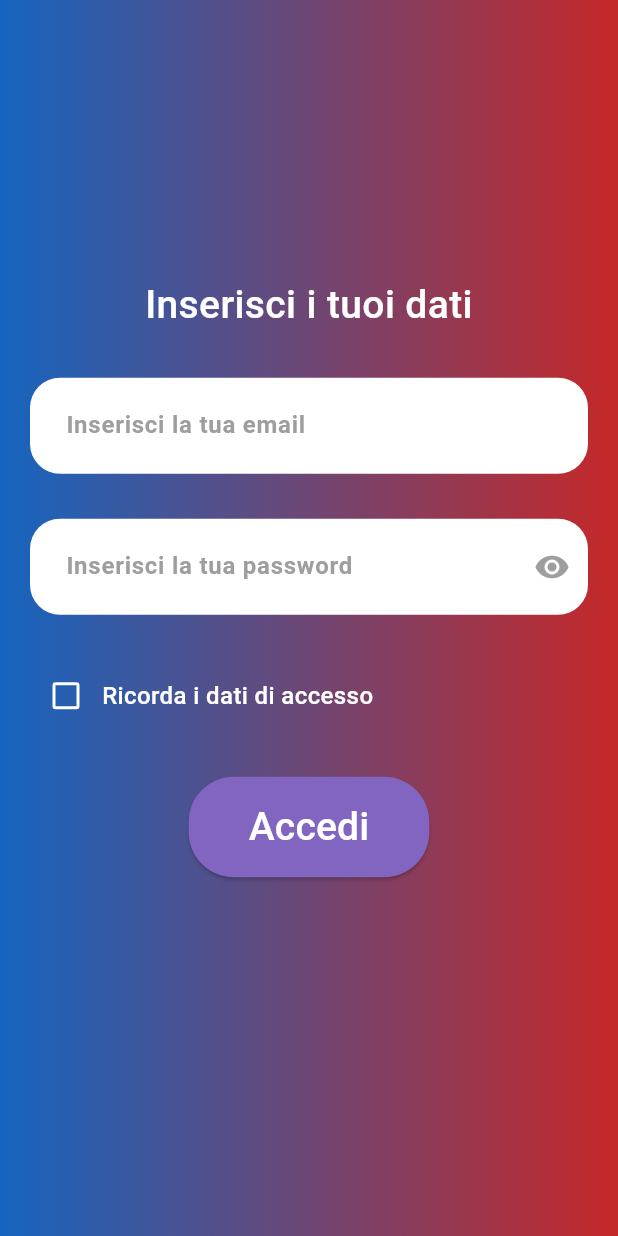
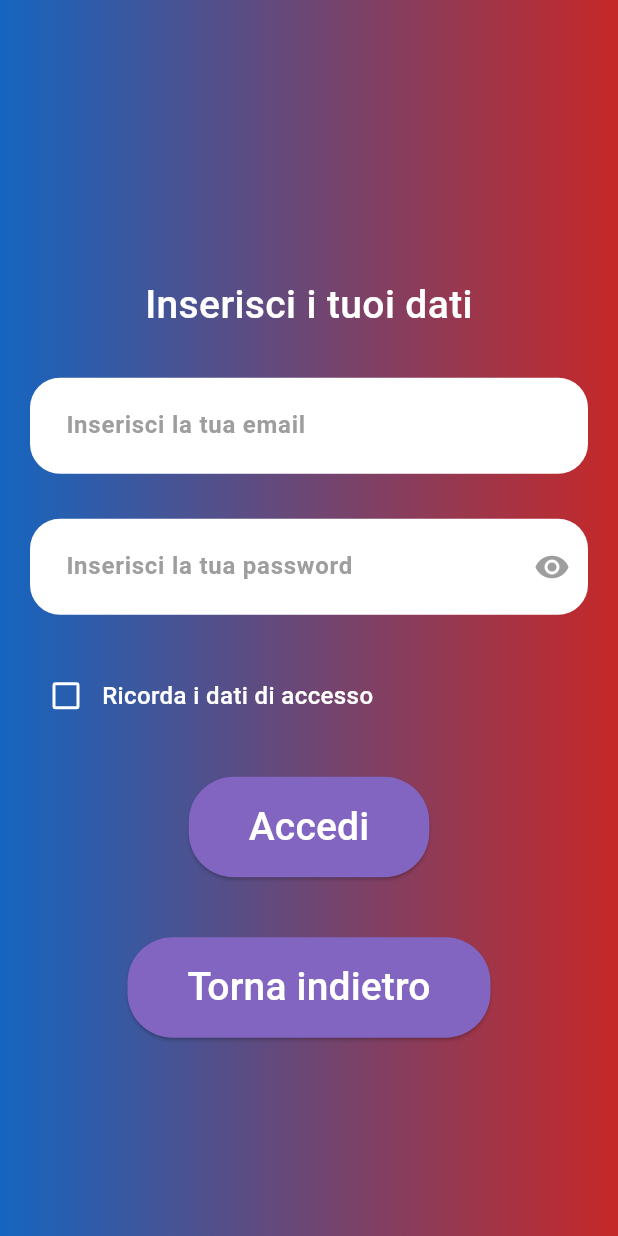
Before and after one commit to AAleDG/myworker, a Flutter app: the screen it shows after launch, after a tap on "Login", on a phone screen of 412 x 824 dp. Run offline on Flutter 3.47's test engine with Material 3 defaults, Android fonts, the phone set to English and light mode, and no system bars; our stand-ins replace auto_route, bloc, cloud_firestore, equatable, firebase_auth, firebase_core and 4 more; accounts and stored records are empty.

Commit message:
feat: continue to improve login and show data for informations

```diff
--- a/myworkers/lib/core/l10n/arb/core_localizations.dart
+++ b/myworkers/lib/core/l10n/arb/core_localizations.dart
@@ -283,6 +283,12 @@ abstract class CoreLocalizations {
   /// In it, this message translates to:
   /// **'Profilo'**
   String get homePageProfile;
+
+  /// No description provided for @loginBackButton.
+  ///
+  /// In it, this message translates to:
+  /// **'Torna indietro'**
+  String get loginBackButton;
 }
 
 class _CoreLocalizationsDelegate
--- a/myworkers/lib/core/l10n/arb/core_localizations_en.dart
+++ b/myworkers/lib/core/l10n/arb/core_localizations_en.dart
@@ -106,4 +106,7 @@ class CoreLocalizationsEn extends CoreLocalizations {
 
   @override
   String get homePageProfile => 'Profilo';
+
+  @override
+  String get loginBackButton => 'Torna indietro';
 }
--- a/myworkers/lib/core/l10n/arb/core_localizations_it.dart
+++ b/myworkers/lib/core/l10n/arb/core_localizations_it.dart
@@ -106,4 +106,7 @@ class CoreLocalizationsIt extends CoreLocalizations {
 
   @override
   String get homePageProfile => 'Profilo';
+
+  @override
+  String get loginBackButton => 'Torna indietro';
 }
--- a/myworkers/lib/core/l10n/arb/en.arb
+++ b/myworkers/lib/core/l10n/arb/en.arb
@@ -30,5 +30,6 @@
   "loginTextWithGoogle":"Accedi con Google",
   "homePagePersonalInfo":"Info Personali",
   "homePageRequest":"Richieste",
-  "homePageProfile":"Profilo"
+  "homePageProfile":"Profilo",
+  "loginBackButton":"Torna indietro"
 }
--- a/myworkers/lib/core/l10n/arb/it.arb
+++ b/myworkers/lib/core/l10n/arb/it.arb
@@ -30,5 +30,6 @@
   "loginTextWithGoogle":"Accedi con Google",
   "homePagePersonalInfo":"Info Personali",
   "homePageRequest":"Richieste",
-  "homePageProfile":"Profilo"
+  "homePageProfile":"Profilo",
+  "loginBackButton":"Torna indietro"
 }
--- a/myworkers/lib/core/router/router.dart
+++ b/myworkers/lib/core/router/router.dart
@@ -1,5 +1,6 @@
 import 'package:auto_route/auto_route.dart';
 import 'package:flutter/material.dart';
+import 'package:myworkers/domain/user/user_entity.dart';
 import 'package:myworkers/features/home/presentation/current_user_screen.dart';
 import 'package:myworkers/features/home/presentation/home_screen.dart';
 import 'package:myworkers/features/login/presentations/screen/initial_screen.dart';
--- a/myworkers/lib/features/home/cubit/home_state.dart
+++ b/myworkers/lib/features/home/cubit/home_state.dart
@@ -1,7 +1,7 @@
 part of 'home_cubit.dart';
 
 class HomeState extends Equatable {
-  final User? user;
+  final UserEntity? user;
   final int index;
 
   const HomeState({
@@ -15,7 +15,7 @@ class HomeState extends Equatable {
       ];
 
   HomeState copyWith({
-    User? user,
+    UserEntity? user,
     int? index,
   }) {
     return HomeState(
--- a/myworkers/lib/features/home/presentation/home_screen.dart
+++ b/myworkers/lib/features/home/presentation/home_screen.dart
@@ -3,12 +3,14 @@ import 'package:flutter/material.dart';
 import 'package:flutter_bloc/flutter_bloc.dart';
 import 'package:myworkers/core/l10n/l10n.dart';
 import 'package:myworkers/core/utils/common_icon.dart';
+import 'package:myworkers/domain/user/user_entity.dart';
 import 'package:myworkers/features/home/cubit/home_cubit.dart';
 import 'package:myworkers/features/home/widgets/navigation_bar_item_widget.dart';
 
 @RoutePage()
 class HomeScreen extends StatefulWidget {
-  const HomeScreen({super.key});
+  final UserEntity? user;
+  const HomeScreen({super.key, this.user});
 
   @override
   State<HomeScreen> createState() => _HomeScreenState();
@@ -19,7 +21,7 @@ class _HomeScreenState extends State<HomeScreen> {
   void initState() {
     super.initState();
     WidgetsBinding.instance.addPostFrameCallback((_) async{
-      await context.read<HomeCubit>().getCurrentUser();
+      await context.read<HomeCubit>().getCurrentUser(widget.user);
     });
   }
 
--- a/myworkers/lib/features/login/presentations/screen/initial_screen.dart
+++ b/myworkers/lib/features/login/presentations/screen/initial_screen.dart
@@ -31,7 +31,7 @@ class InitialPage extends StatelessWidget {
                 ),
                 AppButton(
                   onPressed: () =>
-                      AutoRouter.of(context).replace(const LoginRoute()),
+                      AutoRouter.of(context).push(const LoginRoute()),
                   textButton: context.l10nCore.splashPageAccessButtonText,
                 ),
                 const SizedBox(
@@ -39,7 +39,7 @@ class InitialPage extends StatelessWidget {
                 ),
                 AppButton(
                   onPressed: () =>
-                      AutoRouter.of(context).replace(const RegistrationRoute()),
+                      AutoRouter.of(context).push(const RegistrationRoute()),
                   textButton: context.l10nCore.splashPageRegisterButtonText,
                 ),
                 const SizedBox(
@@ -48,7 +48,7 @@ class InitialPage extends StatelessWidget {
                 GestureDetector(
                   onTap: () async =>
                       SupabaseGoogleSignIn.googleSignIn().then((value) {
-                    AutoRouter.of(context).replace(const HomeRoute());
+                    AutoRouter.of(context).replace( HomeRoute());
                   }),
                   child: const GoogleButtonLoginWidget(),
                 ),
--- a/myworkers/lib/features/login/presentations/screen/login_screen.dart
+++ b/myworkers/lib/features/login/presentations/screen/login_screen.dart
@@ -87,8 +87,7 @@ class _LoginScreenState extends State<LoginScreen> {
                       obscureText: state.showPassword,
                       onPressed: () {
                         cubit.toggleShowPassword();
-                        _emailFocusNode.unfocus();
-                        _passwordFocusNode.requestFocus();
+                        FocusScope.of(context).requestFocus(_passwordFocusNode);
                       },
                       validator: (value) {
                         if (value == null || value.isEmpty) {
@@ -145,7 +144,7 @@ class _LoginScreenState extends State<LoginScreen> {
                       )
                           .then((value) {
                         if (value.session != null) {
-                          AutoRouter.of(context).replace(const HomeRoute());
+                          AutoRouter.of(context).replace( HomeRoute());
                         } else {
                           ScaffoldMessenger.of(context).showSnackBar(
                             const SnackBar(
@@ -158,6 +157,13 @@ class _LoginScreenState extends State<LoginScreen> {
                   },
                   textButton: context.l10nCore.loginPageAccessButtonText,
                 ),
+                const SizedBox(
+                  height: 40,
+                ),
+                AppButton(
+                  onPressed: () => AutoRouter.of(context).popForced(),
+                  textButton: context.l10nCore.loginBackButton,
+                ),
               ],
             ),
           ),
```
Also changed, not shown: myworkers/lib/features/home/cubit/home_cubit.dart (+5 -5 lines), myworkers/lib/features/persona_information/presentation/personal_information_screen.dart (+6 -5 lines), myworkers/lib/features/registration/cubit/registration_cubit.dart (+27 -6 lines), myworkers/lib/features/registration/presentations/registration_screen.dart (+35 -1 lines), myworkers/lib/core/router/router.gr.dart.
